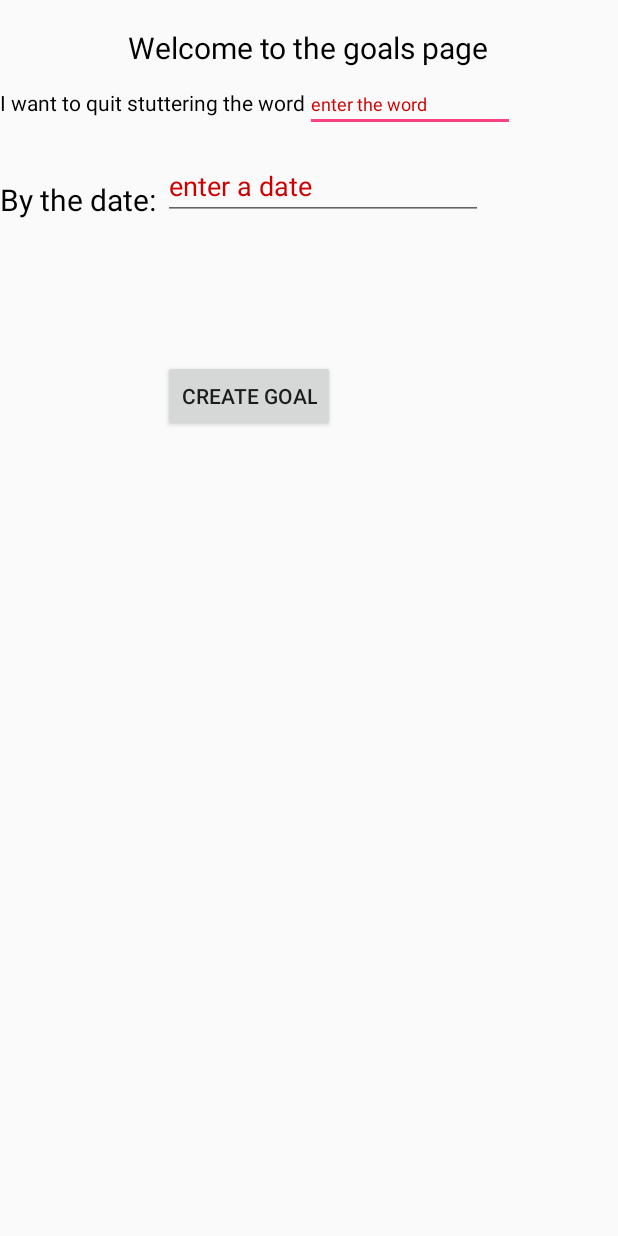
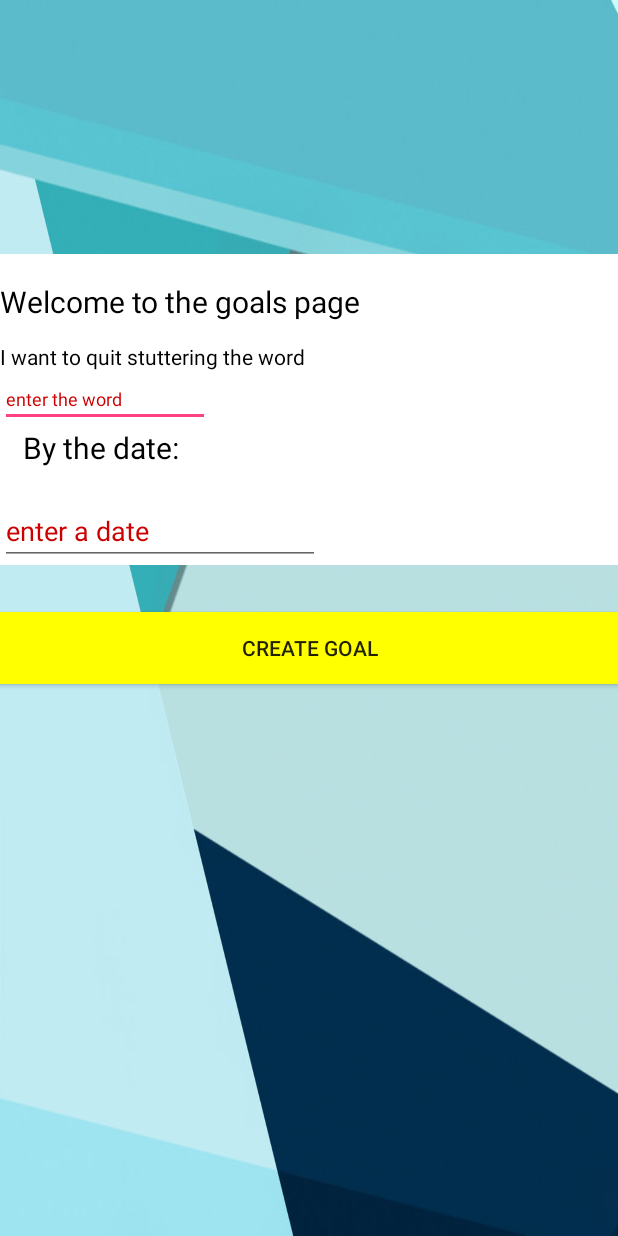
Before and after one commit to SreehariRamMohan/HsHacksStutterly, an Android app: the Goals screen opened directly, with no data from a screen before it, on a phone screen of 412 x 824 dp. Run offline under Robolectric (Android 15) with nearby library versions, the phone set to English and light mode, and no system bars; our stand-ins replace Firebase (no records; nobody signed in at launch, a user with empty details on screens opened directly).

Commit message:
updated material desgin even more to make the app look more appealing. For example, added background photos to every major activity.

```diff
--- a/app/src/main/res/layout/activity_goals.xml
+++ b/app/src/main/res/layout/activity_goals.xml
@@ -4,8 +4,18 @@
     xmlns:tools="http://schemas.android.com/tools"
     android:layout_width="match_parent"
     android:layout_height="match_parent"
+    android:background="@drawable/goalsactivitybackground"
     tools:context="com.example.hshacksstutterly.hshacksstutterly.Goals">
-
+    <LinearLayout
+        android:layout_width="match_parent"
+        android:layout_height="wrap_content"
+        android:orientation="vertical"
+        android:background="#ffffff"
+        android:id="@+id/linearLayout"
+        android:layout_alignParentTop="true"
+        android:layout_alignParentLeft="true"
+        android:layout_alignParentStart="true"
+        android:layout_marginTop="169dp">
         <TextView
             android:id="@+id/textView2"
             android:layout_width="wrap_content"
@@ -30,29 +40,31 @@
 
         <EditText
             android:id="@+id/wordToQuitStutteringOn"
-        android:textColor="@android:color/black"
             android:layout_width="wrap_content"
             android:layout_height="wrap_content"
-        android:textSize="12dp"
-        android:textColorHint="@android:color/holo_red_dark"
+            android:layout_alignBaseline="@+id/textView4"
+            android:layout_alignBottom="@+id/textView4"
+            android:layout_toEndOf="@+id/textView4"
+            android:layout_toRightOf="@+id/textView4"
             android:ems="10"
             android:hint="enter the word"
             android:inputType="textPersonName"
-        android:layout_alignBaseline="@+id/textView4"
-        android:layout_alignBottom="@+id/textView4"
-        android:layout_toRightOf="@+id/textView4"
-        android:layout_toEndOf="@+id/textView4" />
+            android:textColor="@android:color/black"
+            android:textColorHint="@android:color/holo_red_dark"
+            android:textSize="12dp" />
 
         <TextView
             android:id="@+id/textView5"
             android:layout_width="wrap_content"
             android:layout_height="wrap_content"
-        android:textSize="20dp"
+            android:layout_above="@+id/createGoalButton"
+            android:layout_alignParentLeft="true"
+            android:layout_alignParentStart="true"
+            android:layout_marginLeft="15dp"
+            android:layout_marginStart="15dp"
+            android:text="By the date: "
             android:textColor="@android:color/black"
-        android:text="By the date: "
-        android:layout_alignBottom="@+id/dateTOQuitBy"
-        android:layout_alignParentLeft="true"
-        android:layout_alignParentStart="true" />
+            android:textSize="20dp" />
 
         <EditText
             android:id="@+id/dateTOQuitBy"
@@ -63,20 +75,22 @@
             android:textColorHint="@android:color/holo_red_dark"
             android:ems="10"
             android:inputType="date"
+            android:layout_marginTop="19dp"
             android:layout_below="@+id/wordToQuitStutteringOn"
-        android:layout_toRightOf="@+id/textView5"
-        android:layout_toEndOf="@+id/textView5"
-        android:layout_marginTop="13dp" />
+            android:layout_alignLeft="@+id/createGoalButton"
+            android:layout_alignStart="@+id/createGoalButton" />
+
+
+    </LinearLayout>
 
     <Button
         android:id="@+id/createGoalButton"
-        android:layout_width="wrap_content"
+        android:layout_width="match_parent"
         android:layout_height="wrap_content"
-        android:layout_marginTop="93dp"
+        android:background=" #ffff00"
         android:text="Create Goal"
-        android:layout_below="@+id/dateTOQuitBy"
-        android:layout_alignLeft="@+id/dateTOQuitBy"
-        android:layout_alignStart="@+id/dateTOQuitBy" />
-
+        android:layout_marginTop="31dp"
+        android:layout_below="@+id/linearLayout"
+        android:layout_centerHorizontal="true" />
 
 </RelativeLayout>
--- a/app/src/main/res/layout/activity_speech.xml
+++ b/app/src/main/res/layout/activity_speech.xml
@@ -5,6 +5,7 @@
     android:layout_width="match_parent"
     android:layout_height="match_parent"
     android:orientation="vertical"
+    android:background="@drawable/speechactivitybackground"
     tools:context="com.example.hshacksstutterly.hshacksstutterly.SpeechActivity"
     android:weightSum="1">
 
--- a/app/src/main/res/layout/activity_summary.xml
+++ b/app/src/main/res/layout/activity_summary.xml
@@ -4,6 +4,7 @@
     xmlns:tools="http://schemas.android.com/tools"
     android:layout_width="match_parent"
     android:layout_height="match_parent"
+    android:background="@drawable/summaryactivitybackground"
     tools:context="com.example.hshacksstutterly.hshacksstutterly.Summary">
 
     <TextView
@@ -12,7 +13,7 @@
         android:layout_height="50dp"
         android:text="Once you hit approve, we will send the following summary to: "
         tools:layout_editor_absoluteX="1dp"
-        android:textColor="@android:color/holo_red_dark"
+        android:textColor="@android:color/black"
         tools:layout_editor_absoluteY="6dp" />
 
     <Button
@@ -21,7 +22,7 @@
         android:layout_height="wrap_content"
         android:layout_marginBottom="17dp"
         android:text="Send Email"
-        android:background="@android:color/holo_red_dark"
+        android:background="@android:color/holo_purple"
         android:layout_alignParentBottom="true"
         android:layout_centerHorizontal="true" />
 
@@ -30,7 +31,7 @@
         android:layout_width="match_parent"
         android:layout_height="70dp"
         android:layout_marginTop="84dp"
-        android:background="@android:color/holo_blue_bright"
+        android:background="@android:color/white"
         android:textColor="@android:color/black"
         android:visibility="visible"
         android:layout_alignParentLeft="true"
```
Also changed, not shown: app/src/main/res/drawable/goalsactivitybackground.jpg (added), app/src/main/res/drawable/speechactivitybackground.png (added), app/src/main/res/drawable/summaryactivitybackground.jpg (added). Lines whose indentation alone changed are shown as unchanged.
